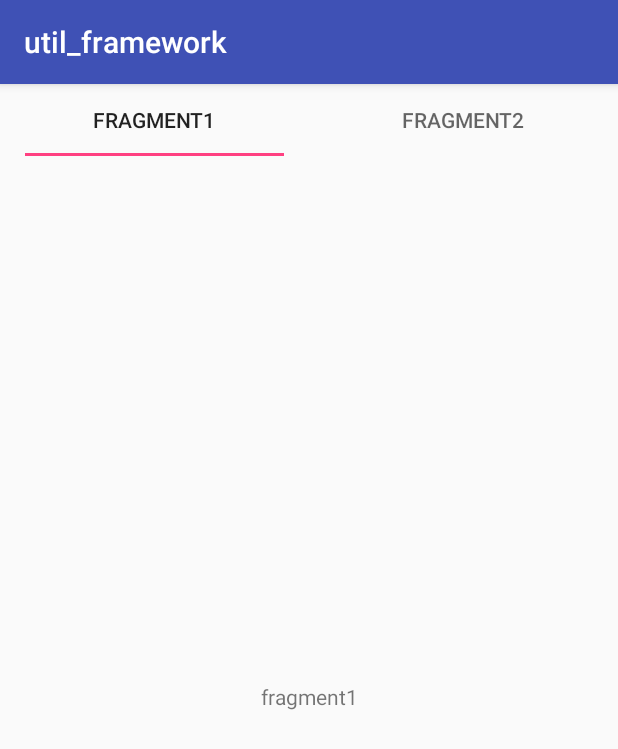
After one commit to 766464365/util_framework, an Android app: the Fragment1 screen opened directly, with no data from a screen before it, on a phone screen of 412 x 824 dp. The commit adds this screen. Shown: the top 749 px of the screen. Run offline under Robolectric (Android 15) with nearby library versions, the phone set to English and light mode, and no system bars; our stand-ins replace ButterKnife.

Commit message:
add rv,tablayout

```diff
--- a/app/build.gradle
+++ b/app/build.gradle
@@ -1,4 +1,5 @@
 apply plugin: 'com.android.application'
+
 
 android {
     compileSdkVersion 26
@@ -34,4 +35,8 @@ dependencies {
     implementation 'com.jakewharton:butterknife:8.8.1'
     annotationProcessor 'com.jakewharton:butterknife-compiler:8.8.1'
     // butterknife依赖 结束
+    implementation 'com.android.support:design:26.1.0'
 }
+repositories {
+    mavenCentral()
+}
--- /dev/null
+++ b/app/src/main/java/com/framework/util/util_framework/tablayout/Fragment1.java
@@ -0,0 +1,26 @@
+package com.framework.util.util_framework.tablayout;
+
+import android.os.Bundle;
+import android.support.annotation.Nullable;
+import android.support.v4.app.Fragment;
+import android.view.LayoutInflater;
+import android.view.View;
+import android.view.ViewGroup;
+
+import com.framework.util.util_framework.R;
+
+/**
+ * While writing this code, only God and I know what it is.
+ * And now only God knows it
+ * <p>
+ * Created by xuweijie
+ * on 2018/8/23 0023.
+ */
+public class Fragment1 extends Fragment {
+    @Nullable
+    @Override
+    public View onCreateView(LayoutInflater inflater, @Nullable ViewGroup container, @Nullable Bundle savedInstanceState) {
+        View view = inflater.inflate(R.layout.tablayout_fragment1, container, false);
+       return view;
+    }
+}
--- /dev/null
+++ b/app/src/main/java/com/framework/util/util_framework/tablayout/TabLayoutUtils.java
@@ -0,0 +1,90 @@
+package com.framework.util.util_framework.tablayout;
+
+import android.os.Build;
+import android.support.design.widget.TabLayout;
+import android.view.View;
+import android.view.ViewGroup;
+
+/**
+ * While writing this code, only God and I know what it is.
+ * And now only God knows it
+ * <p>
+ * Created by xuweijie
+ * on 2018/7/26 0026.
+ */
+public class TabLayoutUtils {
+
+    // public static void setIndicator(TabLayout tabs, int leftDip, int rightDip) {
+    //     Class<?> tabLayout = tabs.getClass();
+    //     Field tabStrip = null;
+    //     try {
+    //         tabStrip = tabLayout.getDeclaredField("mTabStrip");
+    //     } catch (NoSuchFieldException e) {
+    //         e.printStackTrace();
+    //     }
+    //
+    //     tabStrip.setAccessible(true);
+    //     LinearLayout llTab = null;
+    //     try {
+    //         llTab = (LinearLayout) tabStrip.get(tabs);
+    //     } catch (IllegalAccessException e) {
+    //         e.printStackTrace();
+    //     }
+    //
+    //     int left = (int) TypedValue.applyDimension(TypedValue.COMPLEX_UNIT_DIP, leftDip, Resources.getSystem().getDisplayMetrics());
+    //     int right = (int) TypedValue.applyDimension(TypedValue.COMPLEX_UNIT_DIP, rightDip, Resources.getSystem().getDisplayMetrics());
+    //
+    //     for (int i = 0; i < llTab.getChildCount(); i++) {
+    //         View child = llTab.getChildAt(i);
+    //         child.setPadding(0, 0, 0, 0);
+    //         LinearLayout.LayoutParams params = new LinearLayout.LayoutParams(0, LinearLayout.LayoutParams.MATCH_PARENT, 1);
+    //         params.leftMargin = left;
+    //         params.rightMargin = right;
+    //         child.setLayoutParams(params);
+    //         child.invalidate();
+    //     }
+    // }
+
+    public static void setIndicator(TabLayout tabLayout, int externalMargin, int internalMargin) {
+        View tabStrip = tabLayout.getChildAt(0);
+        if (tabStrip instanceof ViewGroup) {
+            ViewGroup tabStripGroup = (ViewGroup) tabStrip;
+            int childCount = ((ViewGroup) tabStrip).getChildCount();
+            for (int i = 0; i < childCount; i++) {
+                View tabView = tabStripGroup.getChildAt(i);
+                //set minimum width to 0 for instead for small texts, indicator is not wrapped as
+                // expected
+                tabView.setMinimumWidth(0);
+                // set padding to 0 for wrapping indicator as title
+                tabView.setPadding(0, tabView.getPaddingTop(), 0, tabView.getPaddingBottom());
+                // setting custom margin between tabs
+                if (tabView.getLayoutParams() instanceof ViewGroup.MarginLayoutParams) {
+                    ViewGroup.MarginLayoutParams layoutParams = (ViewGroup.MarginLayoutParams)
+                        tabView.getLayoutParams();
+                    if (i == 0) {
+                        // left
+                        setMargin(layoutParams, externalMargin, internalMargin);
+                    } else if (i == childCount - 1) {
+                        // right
+                        setMargin(layoutParams, internalMargin, externalMargin);
+                    } else {
+                        // internal
+                        setMargin(layoutParams, internalMargin, internalMargin);
+                    }
+                }
+            }
+
+            tabLayout.requestLayout();
+        }
+    }
+
+    private static void setMargin(ViewGroup.MarginLayoutParams layoutParams, int start, int end) {
+        if (Build.VERSION.SDK_INT >= Build.VERSION_CODES.JELLY_BEAN_MR1) {
+            layoutParams.setMarginStart(start);
+            layoutParams.setMarginEnd(end);
+        } else {
+            layoutParams.leftMargin = start;
+            layoutParams.rightMargin = end;
+        }
+    }
+}
--- /dev/null
+++ b/app/src/main/java/com/framework/util/util_framework/tablayout/TablayoutActivity.java
@@ -0,0 +1,84 @@
+package com.framework.util.util_framework.tablayout;
+
+import android.os.Bundle;
+import android.support.design.widget.TabLayout;
+import android.support.v4.app.Fragment;
+import android.support.v4.app.FragmentManager;
+import android.support.v4.app.FragmentTransaction;
+import android.support.v7.app.AppCompatActivity;
+import android.widget.FrameLayout;
+
+import com.framework.util.util_framework.R;
+
+import butterknife.BindView;
+import butterknife.ButterKnife;
+
+public class TablayoutActivity extends AppCompatActivity {
+
+    FragmentManager fragmentManager;
+    Fragment1 fragment1;
+    Fragment2 fragment2;
+    Fragment currentFragment;
+
+    @BindView(R.id.tab)
+    TabLayout tab;
+    @BindView(R.id.framelayout)
+    FrameLayout framelayout;
+
+    @Override
+    protected void onCreate(Bundle savedInstanceState) {
+        super.onCreate(savedInstanceState);
+        setContentView(R.layout.activity_tablayout);
+        ButterKnife.bind(this);
+        initView();
+    }
+
+    private void initView() {
+        fragmentManager=getSupportFragmentManager();
+        tab.addOnTabSelectedListener(new TabLayout.OnTabSelectedListener() {
+            @Override
+            public void onTabSelected(TabLayout.Tab tab) {
+                Fragment temp=null;
+                FragmentTransaction transaction=fragmentManager.beginTransaction();
+                switch (tab.getText().toString().trim()){
+                    case "fragment1":
+                        if(fragment1==null){
+                            fragment1=new Fragment1();
+                            transaction.add(R.id.framelayout,fragment1);
+                        }
+                        temp=fragment1;
+                        break;
+                    case "fragment2":
+                        if(fragment2==null){
+                            fragment2=new Fragment2();
+                            transaction.add(R.id.framelayout,fragment2);
+                        }
+                        temp=fragment2;
+                        break;
+                    default:
+                        break;
+                }
+                if(currentFragment!=null){
+                    transaction.hide(currentFragment);
+                }
+                transaction.show(temp);
+                transaction.commitAllowingStateLoss();
+                currentFragment=temp;
+            }
+
+            @Override
+            public void onTabUnselected(TabLayout.Tab tab) {
+
+            }
+
+            @Override
+            public void onTabReselected(TabLayout.Tab tab) {
+
+            }
+        });
+        tab.addTab(tab.newTab().setText("fragment1"),true);
+        tab.addTab(tab.newTab().setText("fragment2"));
+
+         TabLayoutUtils.setIndicator(tab, 25, 25);
+    }
+}
--- /dev/null
+++ b/app/src/main/res/layout/activity_tablayout.xml
@@ -0,0 +1,33 @@
+<?xml version="1.0" encoding="utf-8"?>
+<android.support.constraint.ConstraintLayout xmlns:android="http://schemas.android.com/apk/res/android"
+    xmlns:app="http://schemas.android.com/apk/res-auto"
+    xmlns:tools="http://schemas.android.com/tools"
+    android:layout_width="match_parent"
+    android:layout_height="match_parent"
+    tools:context=".tablayout.TablayoutActivity">
+
+    <android.support.design.widget.TabLayout
+        android:id="@+id/tab"
+        android:layout_width="0dp"
+        android:layout_height="wrap_content"
+        app:layout_constraintBottom_toBottomOf="parent"
+        app:layout_constraintEnd_toEndOf="parent"
+        app:layout_constraintHorizontal_bias="0.0"
+        app:layout_constraintStart_toStartOf="parent"
+        app:layout_constraintTop_toTopOf="parent"
+        app:layout_constraintVertical_bias="0.0">
+
+
+    </android.support.design.widget.TabLayout>
+
+    <FrameLayout
+        android:id="@+id/framelayout"
+        android:layout_width="0dp"
+        android:layout_height="0dp"
+        app:layout_constraintBottom_toBottomOf="parent"
+        app:layout_constraintEnd_toEndOf="parent"
+        app:layout_constraintStart_toStartOf="parent"
+        app:layout_constraintTop_toBottomOf="@+id/tab">
+
+    </FrameLayout>
+</android.support.constraint.ConstraintLayout>
--- /dev/null
+++ b/app/src/main/res/layout/tablayout_fragment1.xml
@@ -0,0 +1,23 @@
+<?xml version="1.0" encoding="utf-8"?>
+<android.support.constraint.ConstraintLayout xmlns:android="http://schemas.android.com/apk/res/android"
+    xmlns:app="http://schemas.android.com/apk/res-auto"
+    xmlns:tools="http://schemas.android.com/tools"
+    android:layout_width="match_parent"
+    android:layout_height="match_parent">
+
+    <TextView
+        android:id="@+id/textView"
+        android:layout_width="wrap_content"
+        android:layout_height="wrap_content"
+        android:layout_marginBottom="8dp"
+        android:layout_marginEnd="8dp"
+        android:layout_marginLeft="8dp"
+        android:layout_marginRight="8dp"
+        android:layout_marginStart="8dp"
+        android:layout_marginTop="8dp"
+        android:text="fragment1"
+        app:layout_constraintBottom_toBottomOf="parent"
+        app:layout_constraintEnd_toEndOf="parent"
+        app:layout_constraintStart_toStartOf="parent"
+        app:layout_constraintTop_toTopOf="parent" />
+</android.support.constraint.ConstraintLayout>
--- a/build.gradle
+++ b/build.gradle
@@ -1,6 +1,7 @@
 // Top-level build file where you can add configuration options common to all sub-projects/modules.
 
 buildscript {
+
 
     repositories {
         google()
```
Also changed, not shown: app/src/main/AndroidManifest.xml (+6 -4 lines), app/src/main/java/com/framework/util/util_framework/recyclerview/Adapter.java (added, +76 -0 lines), app/src/main/java/com/framework/util/util_framework/recyclerview/RecyclerViewActivity.java (added, +49 -0 lines), app/src/main/java/com/framework/util/util_framework/tablayout/Fragment2.java (added, +26 -0 lines), app/src/main/res/layout/activity_customize.xml (+35 -2 lines), app/src/main/res/layout/activity_kolin.xml (added, +9 -0 lines), app/src/main/res/layout/activity_recycler_view.xml (added, +17 -0 lines), app/src/main/res/layout/recyclerview_adapter_item.xml (added, +11 -0 lines), app/src/main/res/layout/tablayout_fragment2.xml (added, +13 -0 lines).
